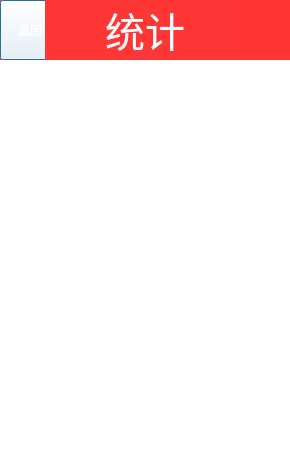
Above: historicaltask.ui from Haiming-Yang/oneTomato before the change. Below: the same form after it.
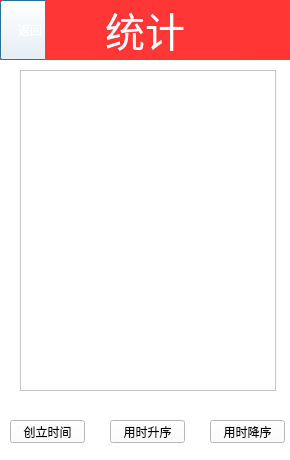
That is the form after the change. Icons and pictures are not drawn.

Diff of the .ui file:
```diff
--- a/historicaltask.ui
+++ b/historicaltask.ui
@@ -101,6 +101,55 @@
     <set>Qt::AlignHCenter|Qt::AlignTop</set>
    </property>
   </widget>
+  <widget class="QTableView" name="tableView">
+   <property name="geometry">
+    <rect>
+     <x>20</x>
+     <y>70</y>
+     <width>256</width>
+     <height>321</height>
+    </rect>
+   </property>
+  </widget>
+  <widget class="QPushButton" name="pushButton_2">
+   <property name="geometry">
+    <rect>
+     <x>10</x>
+     <y>420</y>
+     <width>75</width>
+     <height>23</height>
+    </rect>
+   </property>
+   <property name="text">
+    <string>创立时间</string>
+   </property>
+  </widget>
+  <widget class="QPushButton" name="pushButton_3">
+   <property name="geometry">
+    <rect>
+     <x>210</x>
+     <y>420</y>
+     <width>75</width>
+     <height>23</height>
+    </rect>
+   </property>
+   <property name="text">
+    <string>用时降序</string>
+   </property>
+  </widget>
+  <widget class="QPushButton" name="pushButton_4">
+   <property name="geometry">
+    <rect>
+     <x>110</x>
+     <y>420</y>
+     <width>75</width>
+     <height>23</height>
+    </rect>
+   </property>
+   <property name="text">
+    <string>用时升序</string>
+   </property>
+  </widget>
  </widget>
  <resources/>
  <connections/>
```
